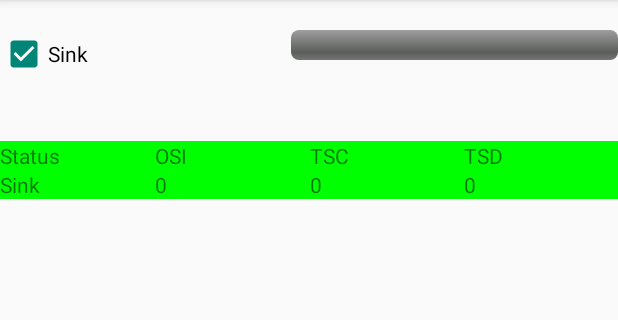
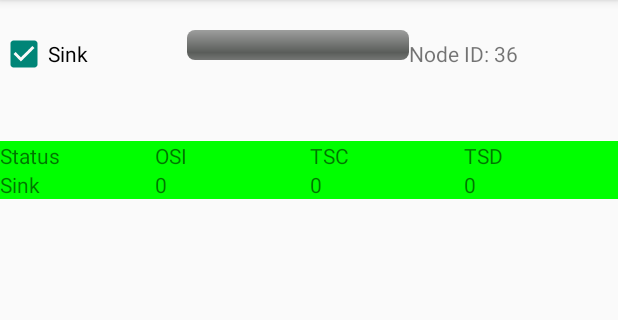
Before and after one commit to vijayrao1988/Orient, an Android app: the screen it shows after launch (MainActivity), after a tap on "Sink", on a phone screen of 412 x 824 dp, the part 84-404 px from its top. Run offline under Robolectric (Android 15) with nearby library versions, the phone set to English and light mode, and no system bars; 3 statements that could not run were skipped.

Commit message:
Added ability to write to external storage. This would be used by the sink mode to collect sensor data.

```diff
--- a/Application/src/main/AndroidManifest.xml
+++ b/Application/src/main/AndroidManifest.xml
@@ -22,6 +22,8 @@
     <uses-permission android:name="android.permission.BLUETOOTH" />
     <uses-permission android:name="android.permission.BLUETOOTH_ADMIN" />
     <uses-permission android:name="android.permission.ACCESS_COARSE_LOCATION" />
+    <uses-permission android:name="android.permission.WRITE_EXTERNAL_STORAGE" />
+
     <uses-feature android:name="android.hardware.bluetooth_le" android:required="true" />
 
     <application
--- a/Application/src/main/java/com/example/android/bluetoothadvertisements/MainActivity.java
+++ b/Application/src/main/java/com/example/android/bluetoothadvertisements/MainActivity.java
@@ -37,7 +37,9 @@ import android.content.Intent;
 import android.content.IntentFilter;
 import android.content.ServiceConnection;
 import android.content.pm.PackageManager;
+import android.hardware.Sensor;
 import android.os.Bundle;
+import android.os.Environment;
 import android.os.Handler;
 import android.os.IBinder;
 import android.support.v4.app.ActivityCompat;
@@ -60,10 +62,14 @@ import android.widget.Toast;
 
 import org.w3c.dom.Text;
 
+import java.io.File;
+import java.io.FileOutputStream;
+import java.lang.reflect.Array;
 import java.util.ArrayList;
 import java.util.Arrays;
 import java.util.Date;
 import java.util.HashSet;
+import java.util.Random;
 import java.util.Scanner;
 import java.util.Set;
 
@@ -72,6 +78,7 @@ import static android.graphics.Color.RED;
 import static android.graphics.Color.green;
 import static java.lang.Boolean.TRUE;
 import static java.lang.Boolean.valueOf;
+import static java.lang.System.currentTimeMillis;
 
 /**
  * Setup display fragments and ensure the device supports Bluetooth.
@@ -114,6 +121,7 @@ public class MainActivity extends FragmentActivity {
     private TextView viewLabelStatus;
     private CheckBox viewCheckboxSink;
     private ProgressBar viewStatusProgressBar;
+    private TextView viewDisplayNodeId;
 
     private TextView viewLabelConnectedAddress;
     private TextView viewLabelConnectedOSI;
@@ -165,6 +173,21 @@ public class MainActivity extends FragmentActivity {
     static private int numberOfDevicesFound;
     static private int scanResultIndex;
 
+    static public ArrayList<SensorData> mSensorDataList = new ArrayList<SensorData>();
+
+    static private int sensorDataRate = 10; //ONCE IN THIS MANY SECONDS
+    static private int sensorDataTimer = 0; //Incremented every second using runnable orientTasks
+
+    Random rand = new Random();
+    private int mNodeId = rand.nextInt(100);
+
+    private File file;
+    private String fileName;
+    private String fileContents;
+    private FileOutputStream outputStream;
+
+
+
     @Override
     protected void onCreate(Bundle savedInstanceState) {
         super.onCreate(savedInstanceState);
@@ -182,6 +205,8 @@ public class MainActivity extends FragmentActivity {
         viewLabelTSD = (TextView) findViewById(R.id.labelTSD);
         viewLabelStatus = (TextView) findViewById(R.id.labelStatus);
 
+        viewDisplayNodeId = (TextView) findViewById(R.id.viewNodeId);
+
         viewCheckboxSink = (CheckBox) findViewById(R.id.checkboxSink);
 
         viewStatusProgressBar = (ProgressBar) findViewById(R.id.progressBar);
@@ -194,6 +219,8 @@ public class MainActivity extends FragmentActivity {
         viewLabelOSI.setBackgroundColor(RED);
         viewLabelTSC.setBackgroundColor(RED);
         viewLabelTSD.setBackgroundColor(RED);
+
+        viewDisplayNodeId.setText("Node ID: " + String.valueOf(mNodeId));
 
         orientTasksHandler = new Handler();
 
@@ -498,7 +525,7 @@ public class MainActivity extends FragmentActivity {
         @Override
         public void onCharacteristicReadRequest(BluetoothDevice device, int requestId, int offset,
                                                 BluetoothGattCharacteristic characteristic) {
-            long now = System.currentTimeMillis();
+            long now = currentTimeMillis();
 
             bOSI = (byte) iOSI;
             bTSC = (byte) iTSC;
@@ -695,6 +722,30 @@ public class MainActivity extends FragmentActivity {
             iStatus = 1;
             sink = true;
 
+            if(isExternalStorageWritable()) {
+                Log.i("MainActivity","External Storage Writable.");
+            } else {
+                Log.i("MainActivity","External Storage Not Writable.");
+            }
+
+            fileName = String.valueOf(((int)(currentTimeMillis()/1000)));
+            fileName = fileName + ".txt";
+            File file = new File(Environment.getExternalStoragePublicDirectory(Environment.DIRECTORY_DOCUMENTS), fileName);
+            Log.i("MainActivity","Sink File Name : " + fileName);
+
+            try {
+                file.createNewFile();
+
+                outputStream = new FileOutputStream (new File(file.getAbsoluteFile().toString()), true);
+                fileContents = "NodeID : UnixTime(Epoch) : Data";
+                outputStream.write(fileContents.getBytes());
+                Log.i("MainActivity","Writing to file : " + fileContents);
+                outputStream.close();
+            } catch (Exception e) {
+                e.printStackTrace();
+                Log.i("MainActivity","Error in writing to file.");
+            }
+
             updateLocalUi();
 
         }
@@ -741,6 +792,18 @@ public class MainActivity extends FragmentActivity {
             orientTasksHandler.postDelayed(orientTasks, 1000);
             switch (iStatus) {
                 case 0: //sensor
+                    sensorDataTimer++;
+                    if(sensorDataTimer >= sensorDataRate) {
+                        sensorDataTimer = 0;
+                        SensorData sd = new SensorData(mNodeId, (int)(currentTimeMillis()/1000));
+
+                        mSensorDataList.add(sd);
+                        Log.i("MainActivity","Sensor Data Length = " + getSensorDataCount());
+                        int i;
+                        for(i=0;i<getSensorDataCount();i++) {
+                            Log.i("MainActivity", mSensorDataList.get(i).nodeId + " : " + mSensorDataList.get(i).timeStamp);
+                        }
+                    }
                     if(iTSD<60) {
                         iTSD++;
                         iTSC++;
@@ -906,4 +969,36 @@ public class MainActivity extends FragmentActivity {
         }
     }
 
+    public int getSensorDataCount() {
+        return mSensorDataList.size();
+    }
+
+    public SensorData getItem (int position) {
+        return mSensorDataList.get(position);
+    }
+
+    /**
+     * Clear out the sensor data buffer.
+     */
+    public void clear() {
+        mSensorDataList.clear();
+    }
+
+    /**
+     * Add a SensorData item to the buffer with current system time as timestamp
+     */
+    public void add(SensorData sensorData) {
+         mSensorDataList.add(sensorData);
+    }
+
+
+    /* Checks if external storage is available for read and write */
+    public boolean isExternalStorageWritable() {
+        String state = Environment.getExternalStorageState();
+        if (Environment.MEDIA_MOUNTED.equals(state)) {
+            return true;
+        }
+        return false;
+    }
+
 }
--- a/Application/src/main/res/layout/activity_main.xml
+++ b/Application/src/main/res/layout/activity_main.xml
@@ -54,6 +54,13 @@
                 android:progress="0"
                 android:visibility="invisible" />
 
+            <TextView
+                android:id="@+id/viewNodeId"
+                android:layout_width="wrap_content"
+                android:layout_height="wrap_content"
+                android:layout_weight="1"
+                android:text="Node ID:" />
+
         </LinearLayout>
 
         <TextView
@@ -65,6 +72,7 @@
             android:gravity="center"
             android:textSize="16dp"
             tools:text="Console" />
+
     </LinearLayout>
 
     <LinearLayout
```
Also changed, not shown: Application/src/main/java/com/example/android/bluetoothadvertisements/SensorData.java (added, +17 -0 lines), 18 other files.
